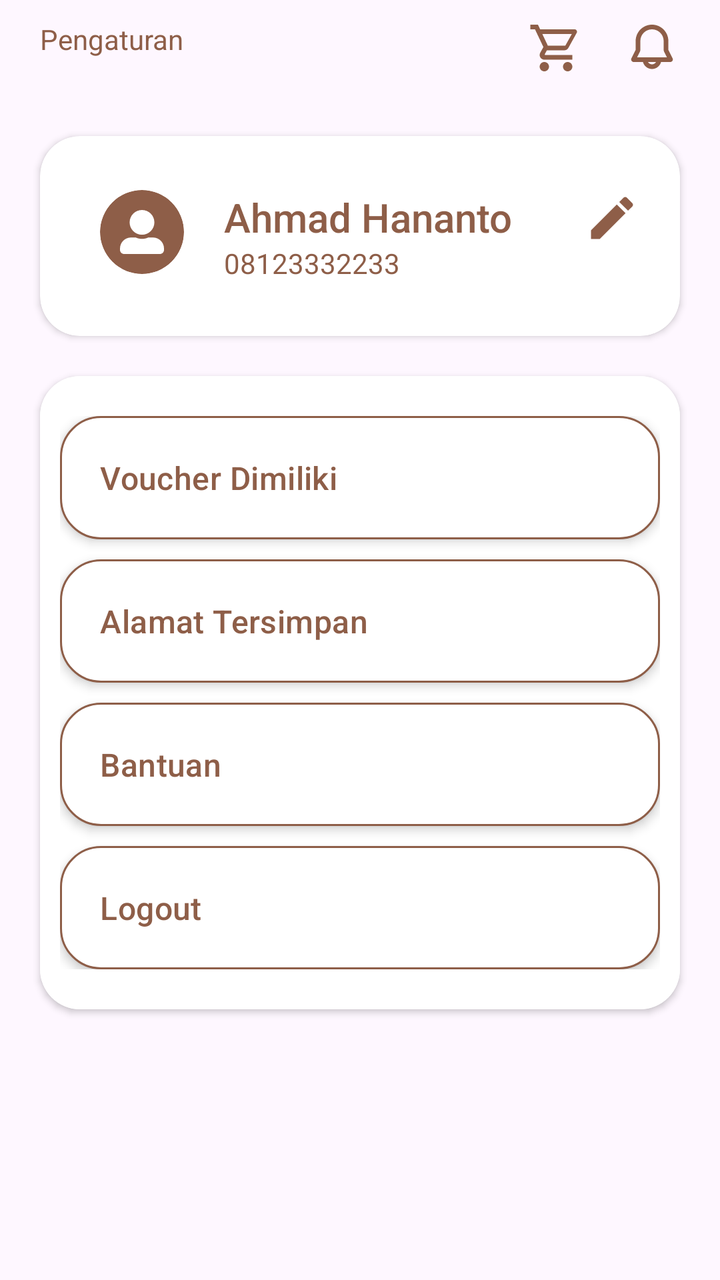
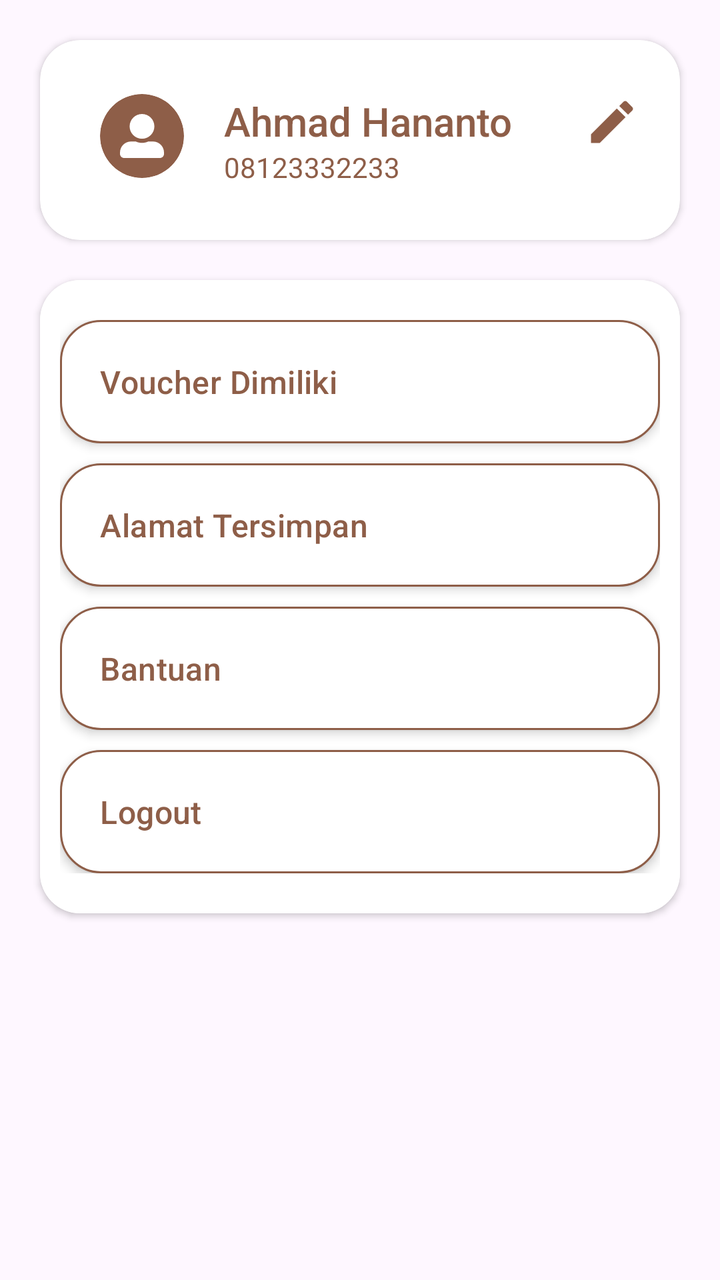

The first picture is an Android layout as it rendered before a commit; the second is the same layout after the commit. The layout source and the unified diff follow.
<!-- AndroidManifest.xml: application theme Theme.RahmatBakery -->
<!-- res/layout/fragment_pengaturan.xml -->
<?xml version="1.0" encoding="utf-8"?>
<LinearLayout xmlns:android="http://schemas.android.com/apk/res/android"
    xmlns:tools="http://schemas.android.com/tools"
    android:layout_width="match_parent"
    android:layout_height="match_parent"
    xmlns:app="http://schemas.android.com/apk/res-auto"
    tools:context=".pelanggan.PengaturanFragment"
    android:orientation="vertical">

    <RelativeLayout
        android:layout_width="match_parent"
        android:layout_height="wrap_content"
        android:padding="10dp"
        >

        <TextView
            android:layout_marginLeft="10dp"
            android:layout_width="wrap_content"
            android:layout_height="wrap_content"
            android:text="Pengaturan"
            android:textColor="@color/primary"
            style="@style/TextAppearance.Material3.HeadlineSmall.Emphasized"
            />

        <ImageView
            android:id="@+id/icon_cart"
            android:layout_width="28dp"
            android:layout_height="28dp"
            android:background="@android:color/transparent"
            android:src="@drawable/cart"
            android:layout_marginRight="20dp"
            android:layout_toLeftOf="@id/icon_notif"
            />

        <ImageView
            android:id="@+id/icon_notif"
            android:layout_width="28dp"
            android:layout_height="28dp"
            android:background="@android:color/transparent"
            android:src="@drawable/notif"
            android:layout_alignParentEnd="true"
            android:layout_marginRight="10dp"
            />

    </RelativeLayout>

    <androidx.cardview.widget.CardView
        android:layout_width="match_parent"
        android:layout_height="100dp"
        android:background="@color/white"
        android:backgroundTint="@color/white"
        android:layout_margin="20dp"
        app:cardCornerRadius="20dp"
        android:elevation="5dp"
        >
        <RelativeLayout
            android:padding="20dp"
            android:layout_width="match_parent"
            android:layout_height="match_parent"
            android:gravity="center_vertical">

            <ImageView
                android:id="@+id/img_profil"
                android:layout_width="42dp"
                android:layout_height="42dp"
                android:layout_marginLeft="10dp"
                android:background="@drawable/circle_background"
                android:clipToOutline="true"
                android:padding="10dp"
                android:src="@drawable/profil" />

            <TextView
                android:layout_marginLeft="20dp"
                android:id="@+id/username"
                android:layout_width="wrap_content"
                android:layout_height="wrap_content"
                android:text="Ahmad Hananto"
                android:layout_toRightOf="@id/img_profil"
                style="@style/TextAppearance.AppCompat.Title"
                android:textColor="@color/primary"
            />
            <TextView
                android:layout_marginLeft="20dp"
                android:layout_width="wrap_content"
                android:layout_height="wrap_content"
                android:text="08123332233"
                android:layout_below="@id/username"
                android:layout_toRightOf="@id/img_profil"
                style="@style/TextAppearance.AppCompat.Small"
                android:textColor="@color/primary"
            />

            <ImageView
                android:layout_width="28dp"
                android:layout_height="28dp"
                android:src="@drawable/pencil"
                android:layout_alignParentEnd="true"
                android:layout_alignParentTop="true"/>

        </RelativeLayout>

    </androidx.cardview.widget.CardView>

    <androidx.cardview.widget.CardView
        android:layout_width="match_parent"
        android:layout_height="wrap_content"
        android:elevation="3dp"
        android:layout_marginHorizontal="20dp"
        app:cardCornerRadius="20dp"
        >

    <ScrollView
        android:layout_width="match_parent"
        android:layout_height="wrap_content">

    <LinearLayout
        android:layout_width="match_parent"
        android:layout_height="wrap_content"
        android:orientation="vertical"
        android:background="@color/card_light_bg"
        android:paddingHorizontal="10dp"
        android:paddingVertical="20dp"
        >
        <TextView
            android:id="@+id/voucher_dimiliki"
            android:elevation="3dp"
            style="@style/TextAppearance.Material3.ActionBar.Subtitle"
            android:textColor="@color/primary"
            android:layout_width="match_parent"
            android:layout_height="wrap_content"
            android:text="Voucher Dimiliki"
            android:paddingHorizontal="20dp"
            android:paddingVertical="20dp"
            android:layout_marginBottom="10dp"
            android:background="@drawable/btn_outline"/>
        <TextView
            android:id="@+id/btn_alamat"
            android:elevation="3dp"
            style="@style/TextAppearance.Material3.ActionBar.Subtitle"
            android:textColor="@color/primary"
            android:layout_width="match_parent"
            android:layout_height="wrap_content"
            android:text="Alamat Tersimpan"
            android:paddingHorizontal="20dp"
            android:paddingVertical="20dp"
            android:layout_marginBottom="10dp"
            android:background="@drawable/btn_outline"/>
        <TextView
            android:elevation="3dp"
            style="@style/TextAppearance.Material3.ActionBar.Subtitle"
            android:textColor="@color/primary"
            android:layout_width="match_parent"
            android:layout_height="wrap_content"
            android:text="Bantuan"
            android:paddingHorizontal="20dp"
            android:paddingVertical="20dp"
            android:layout_marginBottom="10dp"
            android:background="@drawable/btn_outline"/>
        <TextView
            android:id="@+id/logout"
            android:elevation="3dp"
            style="@style/TextAppearance.Material3.ActionBar.Subtitle"
            android:textColor="@color/primary"
            android:layout_width="match_parent"
            android:layout_height="wrap_content"
            android:text="Logout"
            android:paddingHorizontal="20dp"
            android:paddingVertical="20dp"
            android:background="@drawable/btn_outline"/>
    </LinearLayout>

    </ScrollView>

    </androidx.cardview.widget.CardView>



</LinearLayout>
<!-- resources referenced by this layout -->
<resources>
  <color name="card_light_bg">#FFFFFF</color>
  <color name="primary">#8E5E48</color>
  <color name="white">#FFFFFFFF</color>
  <!-- drawable cart (drawable) -->
  <vector xmlns:android="http://schemas.android.com/apk/res/android"
      android:width="34dp"
      android:height="34dp"
      android:viewportWidth="34"
      android:viewportHeight="34">
    <path
        android:pathData="M24.083,25.5C24.835,25.5 25.556,25.798 26.087,26.33C26.618,26.861 26.917,27.582 26.917,28.333C26.917,29.085 26.618,29.805 26.087,30.337C25.556,30.868 24.835,31.167 24.083,31.167C23.332,31.167 22.611,30.868 22.08,30.337C21.549,29.805 21.25,29.085 21.25,28.333C21.25,26.761 22.511,25.5 24.083,25.5ZM1.417,2.833H6.049L7.381,5.667H28.333C28.709,5.667 29.069,5.816 29.335,6.082C29.601,6.347 29.75,6.708 29.75,7.083C29.75,7.324 29.679,7.565 29.58,7.792L24.508,16.957C24.027,17.822 23.092,18.417 22.029,18.417H11.475L10.2,20.726L10.158,20.896C10.158,20.99 10.195,21.08 10.261,21.146C10.328,21.213 10.418,21.25 10.512,21.25H26.917V24.083H9.917C9.165,24.083 8.445,23.785 7.913,23.253C7.382,22.722 7.083,22.001 7.083,21.25C7.083,20.754 7.211,20.287 7.423,19.89L9.35,16.419L4.25,5.667H1.417V2.833ZM9.917,25.5C10.668,25.5 11.389,25.798 11.92,26.33C12.452,26.861 12.75,27.582 12.75,28.333C12.75,29.085 12.452,29.805 11.92,30.337C11.389,30.868 10.668,31.167 9.917,31.167C9.165,31.167 8.445,30.868 7.913,30.337C7.382,29.805 7.083,29.085 7.083,28.333C7.083,26.761 8.344,25.5 9.917,25.5ZM22.667,15.583L26.605,8.5H8.698L12.042,15.583H22.667Z"
        android:fillColor="#8E5E48"/>
  </vector>
  <!-- drawable circle_background (drawable) -->
  <?xml version="1.0" encoding="utf-8"?>
  <shape xmlns:android="http://schemas.android.com/apk/res/android"
      android:shape="oval">
  
      <solid android:color="@color/primary"/> 
  
  </shape>
  <!-- drawable notif (drawable) -->
  <vector xmlns:android="http://schemas.android.com/apk/res/android"
      android:width="36dp"
      android:height="36dp"
      android:viewportWidth="36"
      android:viewportHeight="36">
    <path
        android:pathData="M7.5,13.5C7.5,10.715 8.606,8.045 10.575,6.075C12.545,4.106 15.215,3 18,3C20.785,3 23.455,4.106 25.425,6.075C27.394,8.045 28.5,10.715 28.5,13.5V19.146L31.233,24.612C31.359,24.864 31.418,25.143 31.406,25.424C31.393,25.705 31.309,25.978 31.161,26.218C31.013,26.457 30.806,26.654 30.561,26.791C30.315,26.928 30.038,27 29.757,27H23.811C23.477,28.287 22.726,29.427 21.674,30.241C20.622,31.055 19.33,31.497 18,31.497C16.67,31.497 15.378,31.055 14.326,30.241C13.274,29.427 12.523,28.287 12.189,27H6.243C5.962,27 5.685,26.928 5.439,26.791C5.194,26.654 4.987,26.457 4.839,26.218C4.691,25.978 4.607,25.705 4.594,25.424C4.582,25.143 4.641,24.864 4.767,24.612L7.5,19.146V13.5ZM15.402,27C15.665,27.456 16.044,27.835 16.5,28.098C16.956,28.361 17.473,28.5 18,28.5C18.527,28.5 19.044,28.361 19.5,28.098C19.956,27.835 20.335,27.456 20.598,27H15.402ZM18,6C16.011,6 14.103,6.79 12.697,8.197C11.29,9.603 10.5,11.511 10.5,13.5V19.146C10.5,19.611 10.392,20.071 10.184,20.487L8.429,24H27.573L25.818,20.487C25.609,20.071 25.5,19.612 25.5,19.146V13.5C25.5,11.511 24.71,9.603 23.303,8.197C21.897,6.79 19.989,6 18,6Z"
        android:fillColor="#8E5E48"
        android:fillType="evenOdd"/>
  </vector>
  <style name="Theme.RahmatBakery" parent="Base.Theme.RahmatBakery" />
  <style name="Base.Theme.RahmatBakery" parent="Theme.Material3.DayNight.NoActionBar">
          
           <item name="colorPrimary">@color/primary</item>
          <item name="colorOnPrimary">@color/background</item>
          <item name="colorSecondary">@color/primary</item>
          <item name="colorOnSecondary">@color/background</item>
  
      </style>
  <color name="background">#FFF6F3</color>
  <!-- unchanged entries left out for length: 3 -->
</resources>

<!-- the commit's change to res/layout/fragment_pengaturan.xml (unified diff, before → after) -->
@@ -4,45 +4,8 @@
     android:layout_width="match_parent"
     android:layout_height="match_parent"
     xmlns:app="http://schemas.android.com/apk/res-auto"
-    tools:context=".pelanggan.PengaturanFragment"
+    tools:context=".pelanggan.fragment.PengaturanFragment"
     android:orientation="vertical">
-
-    <RelativeLayout
-        android:layout_width="match_parent"
-        android:layout_height="wrap_content"
-        android:padding="10dp"
-        >
-
-        <TextView
-            android:layout_marginLeft="10dp"
-            android:layout_width="wrap_content"
-            android:layout_height="wrap_content"
-            android:text="Pengaturan"
-            android:textColor="@color/primary"
-            style="@style/TextAppearance.Material3.HeadlineSmall.Emphasized"
-            />
-
-        <ImageView
-            android:id="@+id/icon_cart"
-            android:layout_width="28dp"
-            android:layout_height="28dp"
-            android:background="@android:color/transparent"
-            android:src="@drawable/cart"
-            android:layout_marginRight="20dp"
-            android:layout_toLeftOf="@id/icon_notif"
-            />
-
-        <ImageView
-            android:id="@+id/icon_notif"
-            android:layout_width="28dp"
-            android:layout_height="28dp"
-            android:background="@android:color/transparent"
-            android:src="@drawable/notif"
-            android:layout_alignParentEnd="true"
-            android:layout_marginRight="10dp"
-            />
-
-    </RelativeLayout>
 
     <androidx.cardview.widget.CardView
         android:layout_width="match_parent"
@@ -122,7 +85,7 @@
         android:paddingVertical="20dp"
         >
         <TextView
-            android:id="@+id/voucher_dimiliki"
+            android:id="@+id/btn_voucher"
             android:elevation="3dp"
             style="@style/TextAppearance.Material3.ActionBar.Subtitle"
             android:textColor="@color/primary"
<!-- resource entries referenced after the edit -->
@@ -3,16 +3,6 @@
   <color name="card_light_bg">#FFFFFF</color>
   <color name="primary">#8E5E48</color>
   <color name="white">#FFFFFFFF</color>
-  <!-- drawable cart (drawable) -->
-  <vector xmlns:android="http://schemas.android.com/apk/res/android"
-      android:width="34dp"
-      android:height="34dp"
-      android:viewportWidth="34"
-      android:viewportHeight="34">
-    <path
-        android:pathData="M24.083,25.5C24.835,25.5 25.556,25.798 26.087,26.33C26.618,26.861 26.917,27.582 26.917,28.333C26.917,29.085 26.618,29.805 26.087,30.337C25.556,30.868 24.835,31.167 24.083,31.167C23.332,31.167 22.611,30.868 22.08,30.337C21.549,29.805 21.25,29.085 21.25,28.333C21.25,26.761 22.511,25.5 24.083,25.5ZM1.417,2.833H6.049L7.381,5.667H28.333C28.709,5.667 29.069,5.816 29.335,6.082C29.601,6.347 29.75,6.708 29.75,7.083C29.75,7.324 29.679,7.565 29.58,7.792L24.508,16.957C24.027,17.822 23.092,18.417 22.029,18.417H11.475L10.2,20.726L10.158,20.896C10.158,20.99 10.195,21.08 10.261,21.146C10.328,21.213 10.418,21.25 10.512,21.25H26.917V24.083H9.917C9.165,24.083 8.445,23.785 7.913,23.253C7.382,22.722 7.083,22.001 7.083,21.25C7.083,20.754 7.211,20.287 7.423,19.89L9.35,16.419L4.25,5.667H1.417V2.833ZM9.917,25.5C10.668,25.5 11.389,25.798 11.92,26.33C12.452,26.861 12.75,27.582 12.75,28.333C12.75,29.085 12.452,29.805 11.92,30.337C11.389,30.868 10.668,31.167 9.917,31.167C9.165,31.167 8.445,30.868 7.913,30.337C7.382,29.805 7.083,29.085 7.083,28.333C7.083,26.761 8.344,25.5 9.917,25.5ZM22.667,15.583L26.605,8.5H8.698L12.042,15.583H22.667Z"
-        android:fillColor="#8E5E48"/>
-  </vector>
   <!-- drawable circle_background (drawable) -->
   <?xml version="1.0" encoding="utf-8"?>
   <shape xmlns:android="http://schemas.android.com/apk/res/android"
@@ -21,17 +11,6 @@
       <solid android:color="@color/primary"/> 
   
   </shape>
-  <!-- drawable notif (drawable) -->
-  <vector xmlns:android="http://schemas.android.com/apk/res/android"
-      android:width="36dp"
-      android:height="36dp"
-      android:viewportWidth="36"
-      android:viewportHeight="36">
-    <path
-        android:pathData="M7.5,13.5C7.5,10.715 8.606,8.045 10.575,6.075C12.545,4.106 15.215,3 18,3C20.785,3 23.455,4.106 25.425,6.075C27.394,8.045 28.5,10.715 28.5,13.5V19.146L31.233,24.612C31.359,24.864 31.418,25.143 31.406,25.424C31.393,25.705 31.309,25.978 31.161,26.218C31.013,26.457 30.806,26.654 30.561,26.791C30.315,26.928 30.038,27 29.757,27H23.811C23.477,28.287 22.726,29.427 21.674,30.241C20.622,31.055 19.33,31.497 18,31.497C16.67,31.497 15.378,31.055 14.326,30.241C13.274,29.427 12.523,28.287 12.189,27H6.243C5.962,27 5.685,26.928 5.439,26.791C5.194,26.654 4.987,26.457 4.839,26.218C4.691,25.978 4.607,25.705 4.594,25.424C4.582,25.143 4.641,24.864 4.767,24.612L7.5,19.146V13.5ZM15.402,27C15.665,27.456 16.044,27.835 16.5,28.098C16.956,28.361 17.473,28.5 18,28.5C18.527,28.5 19.044,28.361 19.5,28.098C19.956,27.835 20.335,27.456 20.598,27H15.402ZM18,6C16.011,6 14.103,6.79 12.697,8.197C11.29,9.603 10.5,11.511 10.5,13.5V19.146C10.5,19.611 10.392,20.071 10.184,20.487L8.429,24H27.573L25.818,20.487C25.609,20.071 25.5,19.612 25.5,19.146V13.5C25.5,11.511 24.71,9.603 23.303,8.197C21.897,6.79 19.989,6 18,6Z"
-        android:fillColor="#8E5E48"
-        android:fillType="evenOdd"/>
-  </vector>
   <style name="Theme.RahmatBakery" parent="Base.Theme.RahmatBakery" />
   <style name="Base.Theme.RahmatBakery" parent="Theme.Material3.DayNight.NoActionBar">
           
